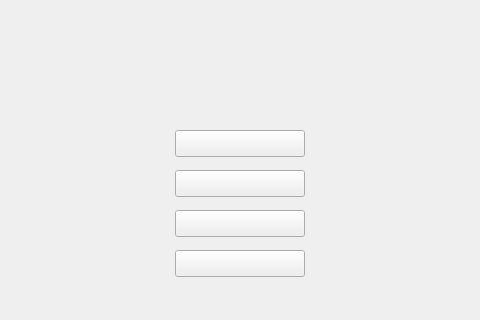
Above: GUI/MainWindow.ui from Gulkanyan/Pac-Man before the change; both pictures show x 155 to 635 and y 330 to 650 of the 800 by 650 pixel window. Below: the same form after it.
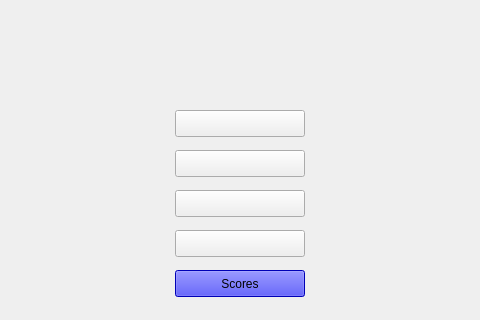
That is the form after the change. Icons and pictures are not drawn.

Commit message: Best score logic and database

What changed in the file:
```diff
--- a/GUI/MainWindow.ui
+++ b/GUI/MainWindow.ui
@@ -18,7 +18,7 @@
     <property name="geometry">
      <rect>
       <x>330</x>
-      <y>540</y>
+      <y>520</y>
       <width>130</width>
       <height>27</height>
      </rect>
@@ -44,7 +44,7 @@
     <property name="geometry">
      <rect>
       <x>330</x>
-      <y>460</y>
+      <y>440</y>
       <width>130</width>
       <height>27</height>
      </rect>
@@ -76,7 +76,7 @@
     <property name="geometry">
      <rect>
       <x>330</x>
-      <y>580</y>
+      <y>560</y>
       <width>130</width>
       <height>27</height>
      </rect>
@@ -102,7 +102,7 @@
     <property name="geometry">
      <rect>
       <x>330</x>
-      <y>500</y>
+      <y>480</y>
       <width>130</width>
       <height>27</height>
      </rect>
@@ -140,6 +140,31 @@
      <bool>true</bool>
     </property>
    </widget>
+   <widget class="QPushButton" name="soresPageBtn">
+    <property name="geometry">
+     <rect>
+      <x>330</x>
+      <y>600</y>
+      <width>130</width>
+      <height>27</height>
+     </rect>
+    </property>
+    <property name="cursor">
+     <cursorShape>PointingHandCursor</cursorShape>
+    </property>
+    <property name="styleSheet">
+     <string notr="true">background-color: rgb(0, 0, 255);</string>
+    </property>
+    <property name="text">
+     <string>Scores</string>
+    </property>
+    <property name="iconSize">
+     <size>
+      <width>200</width>
+      <height>50</height>
+     </size>
+    </property>
+   </widget>
   </widget>
  </widget>
  <resources>
```
The commit also changes 19 other files.
